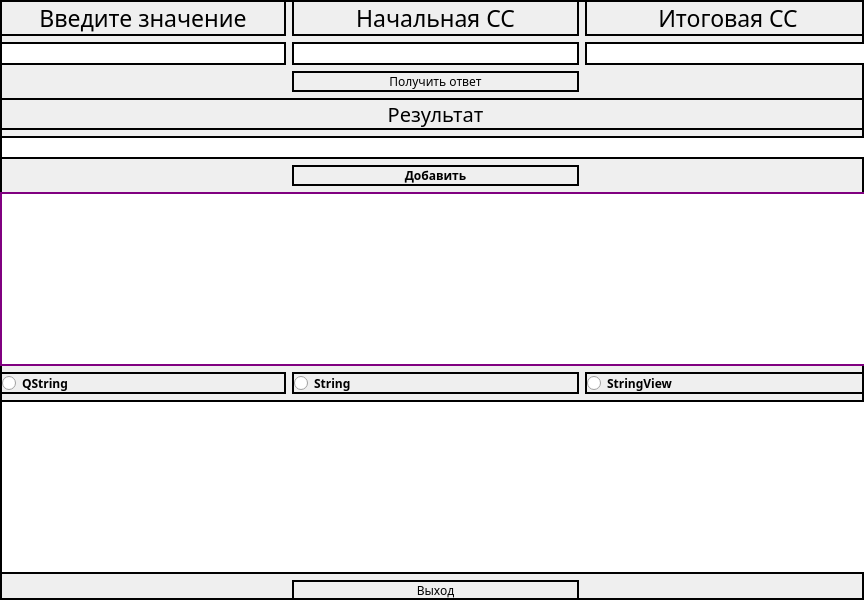
Above: Laba2_QT/mainwindow.ui from Dzenonia/BSU before the change. Below: the same form after it.
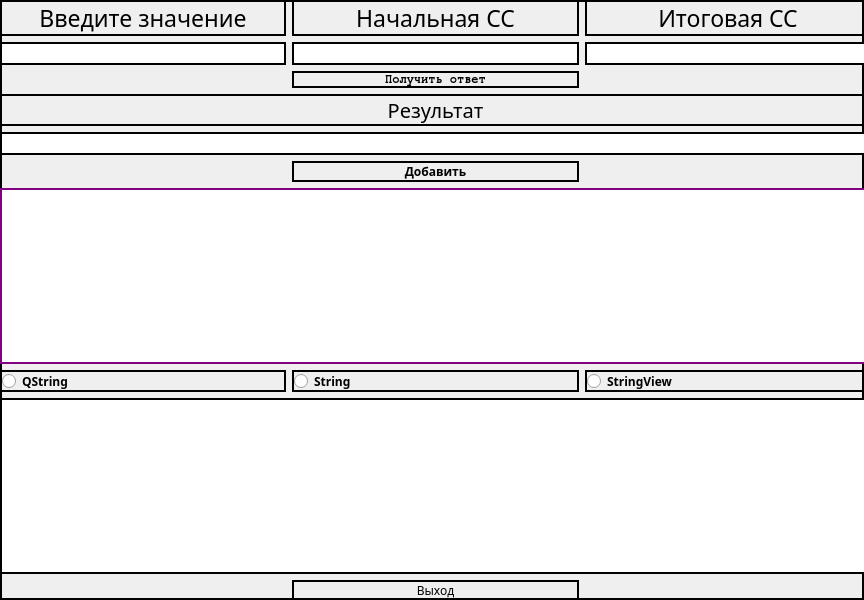
That is the form after the change.

```diff
--- a/Laba2_QT/mainwindow.ui
+++ b/Laba2_QT/mainwindow.ui
@@ -13,6 +13,7 @@
   <property name="font">
    <font>
     <family>XO Windy</family>
+    <weight>75</weight>
     <bold>true</bold>
    </font>
   </property>
@@ -23,6 +24,7 @@
    <property name="font">
     <font>
      <family>Rockwell Condensed</family>
+     <weight>75</weight>
      <bold>true</bold>
     </font>
    </property>
@@ -127,6 +129,7 @@
        <property name="font">
         <font>
          <family>Franklin Gothic Book</family>
+         <weight>75</weight>
          <bold>true</bold>
         </font>
        </property>
@@ -186,7 +189,9 @@
       <widget class="QPushButton" name="getAns">
        <property name="font">
         <font>
-         <family>Agency FB</family>
+         <family>FreeMono</family>
+         <weight>75</weight>
+         <bold>true</bold>
         </font>
        </property>
        <property name="text">
```
